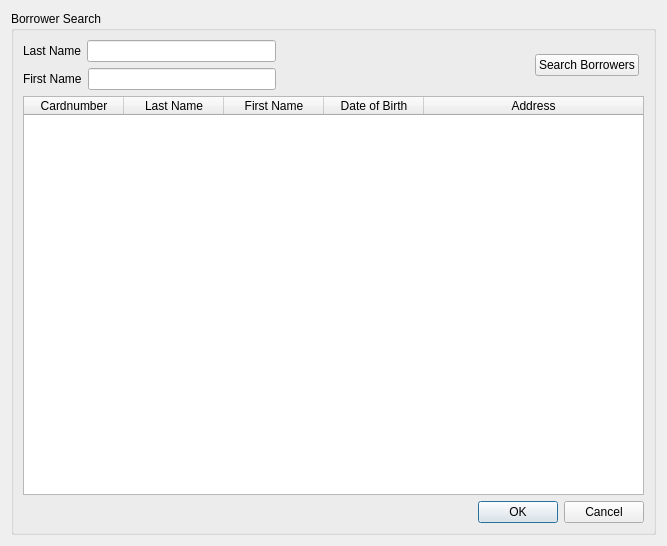
Before: the Qt Designer form borrowersearch.ui in bywatersolutions/koha-offline-circulation, drawn with Qt 5.
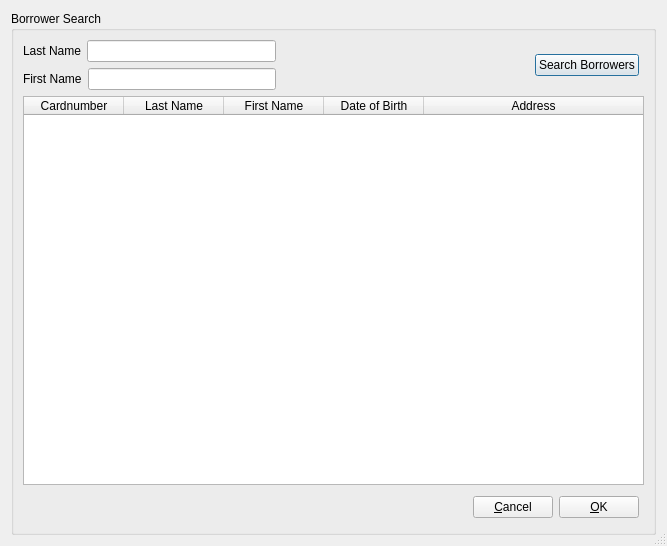
After: the same form once the commit is applied. Icons and pictures are not drawn.

Commit message: Updates to the borrower search box.

What changed in the file:
```diff
--- a/borrowersearch.ui
+++ b/borrowersearch.ui
@@ -17,6 +17,12 @@
    <iconset resource="../../../../kyle/kyle-home-new/qt4/KohaOfflineCirculation/koc.qrc">
     <normaloff>:/icons/images/icons/koha-logo.png</normaloff>:/icons/images/icons/koha-logo.png</iconset>
   </property>
+  <property name="sizeGripEnabled">
+   <bool>true</bool>
+  </property>
+  <property name="modal">
+   <bool>true</bool>
+  </property>
   <layout class="QVBoxLayout" name="verticalLayout">
    <item>
     <widget class="QGroupBox" name="groupBox">
@@ -151,11 +157,38 @@
        </widget>
       </item>
       <item>
-       <widget class="QDialogButtonBox" name="buttonBox">
-        <property name="standardButtons">
-         <set>QDialogButtonBox::Cancel|QDialogButtonBox::Ok</set>
+       <layout class="QHBoxLayout" name="horizontalLayout_4">
+        <property name="margin">
+         <number>5</number>
         </property>
-       </widget>
+        <item>
+         <spacer name="horizontalSpacer_2">
+          <property name="orientation">
+           <enum>Qt::Horizontal</enum>
+          </property>
+          <property name="sizeHint" stdset="0">
+           <size>
+            <width>40</width>
+            <height>20</height>
+           </size>
+          </property>
+         </spacer>
+        </item>
+        <item>
+         <widget class="QPushButton" name="pushButtonCancel">
+          <property name="text">
+           <string>&amp;Cancel</string>
+          </property>
+         </widget>
+        </item>
+        <item>
+         <widget class="QPushButton" name="pushButtonOK">
+          <property name="text">
+           <string>&amp;OK</string>
+          </property>
+         </widget>
+        </item>
+       </layout>
       </item>
      </layout>
     </widget>
```
Left out of the diff: 4 changed lines with no effect on the pictures. The commit also changes 2 other files.
